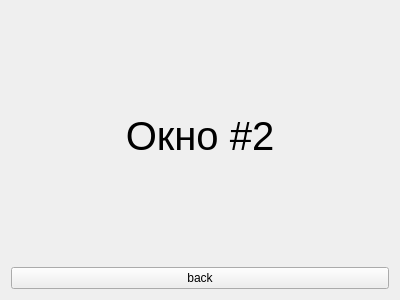
Old version of the form examples/multy-window/form.ui in the repository VetrovSV/OOP.
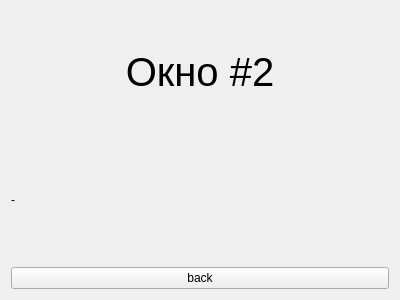
New version of the form.

```diff
--- a/examples/multy-window/form.ui
+++ b/examples/multy-window/form.ui
@@ -29,6 +29,13 @@
      </property>
     </widget>
    </item>
+   <item>
+    <widget class="QLabel" name="label_data">
+     <property name="text">
+      <string>-</string>
+     </property>
+    </widget>
+   </item>
    <item>
     <widget class="QPushButton" name="pushButton_back">
      <property name="text">
```
